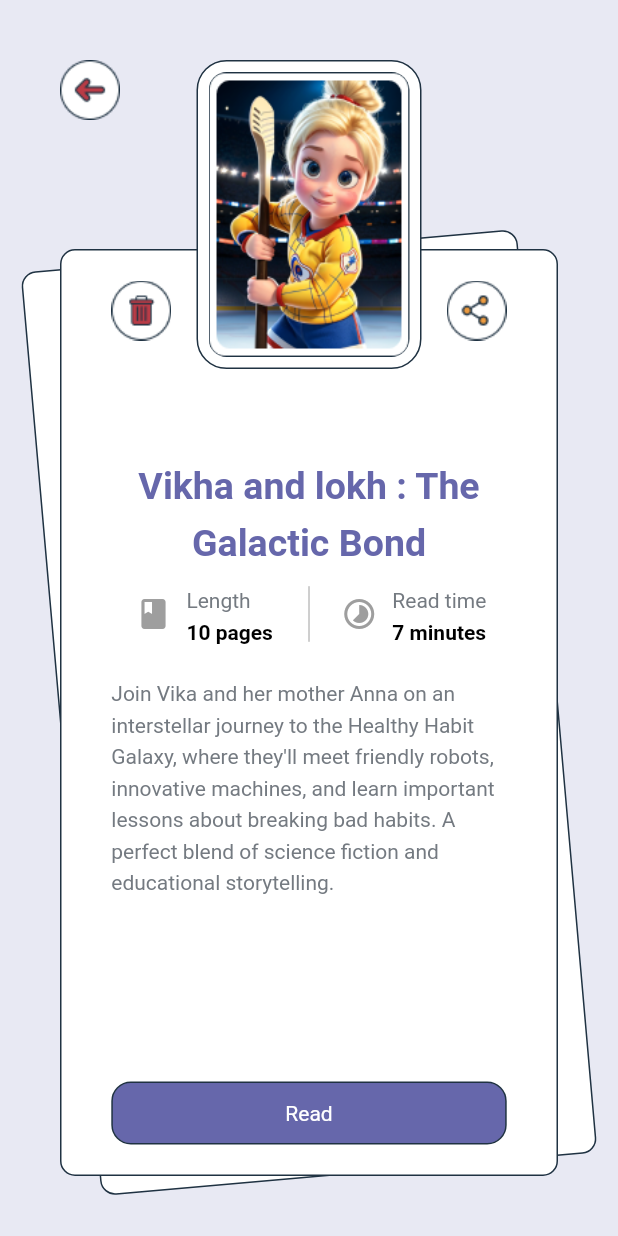
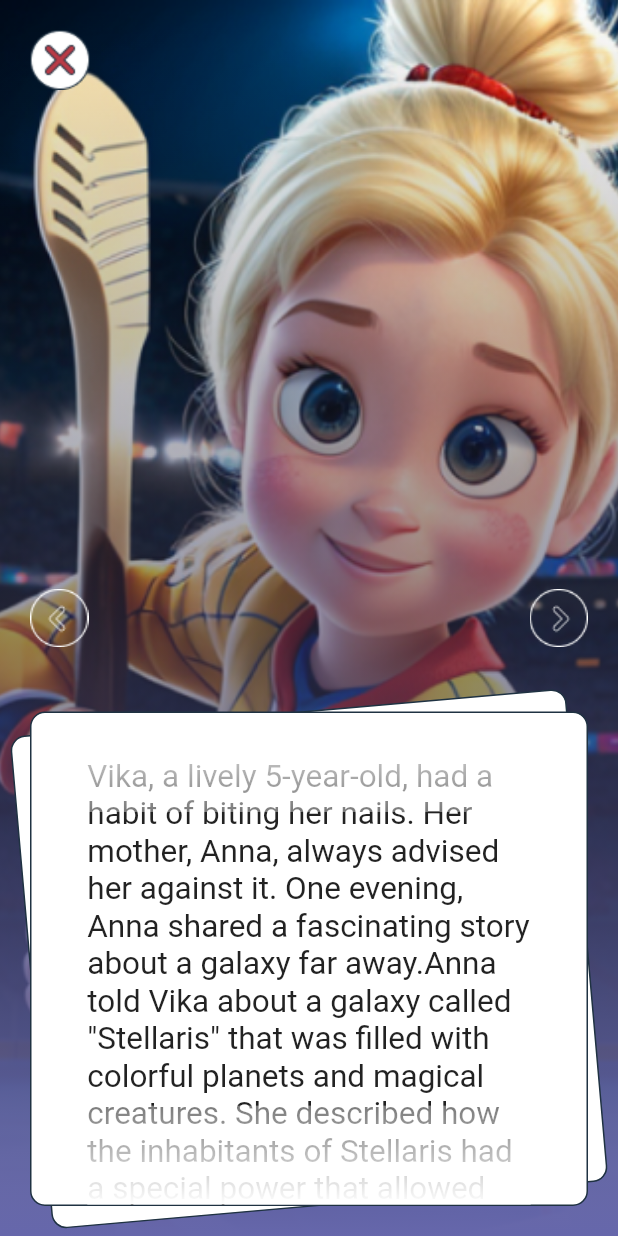
Before and after one commit to nsahsimon/dream_buddy, a Flutter app: the StoryScreen screen opened directly, after a tap on "Read", on a phone screen of 412 x 824 dp. Run offline on Flutter 3.47's test engine with Material 2 defaults, Android fonts, the phone set to English and light mode, and no system bars; our stand-ins replace google_fonts; missing offline and left inert: dart:ffi.

```diff
--- /dev/null
+++ b/lib/models/character/character.dart
@@ -0,0 +1,10 @@
+import 'package:flutter/material.dart';
+import 'package:flutter/material.dart';
+
+
+class Character {
+  String name;
+  Character({this.name = 'John'});
+
+   Widget get avatar => Image.asset("assets/characters/primary_character.png", scale: 0.4,);
+}
--- a/lib/models/story/story.dart
+++ b/lib/models/story/story.dart
@@ -4,12 +4,20 @@ class Story {
   String title;
   String imagePath;
   String description;
+  String text;
   int readTime = 7;
   int length = 10;
   Story({
     this.imagePath = "assets/images/vika.png" ,
     this.title = "Vikha and lokh : The Galactic Bond ",
-    this.description = "Join Vika and her mother Anna on an interstellar journey to the Healthy Habit Galaxy, where they'll meet friendly robots, innovative machines, and learn important lessons about breaking bad habits. A perfect blend of science fiction and educational storytelling."
+    this.description = "Join Vika and her mother Anna on an interstellar journey to the Healthy Habit Galaxy, where they'll meet friendly robots, innovative machines, and learn important lessons about breaking bad habits. A perfect blend of science fiction and educational storytelling.",
+    this.text = 'Vika, a lively 5-year-old, had a habit of biting her nails. Her mother, Anna, always advised her against it. One evening, Anna shared a fascinating story about a galaxy far away.'
+    'Anna told Vika about a galaxy called \"Stellaris\" that was filled with colorful planets and magical creatures. She described how the inhabitants of Stellaris had a special power that allowed them to shape the world around them with their thoughts and imagination.'
+    'In this galaxy, there was a planet named "Nailoria" where the creatures had long, beautiful nails that sparkled in all the colors of the rainbow. These magical nails were a symbol of strength and creativity.'
+    'As Anna continued the story, she explained that whenever someone on Nailoria bit their nails, it affected the magic of their planet. It caused the colors to fade, the creativity to diminish, and the energy to decrease. The Nailorians knew that by taking care of their nails, they could keep their planet vibrant and alive.'
+    'Vika\'s eyes widened with wonder as she imagined herself in this enchanting galaxy. Anna emphasized that by stopping her habit of nail-biting, Vika could help Nailoria thrive and be a part of the magical world she had just discovered.'
+    'From that day on, whenever Vika felt the urge to bite her nails, she would remember the story of Nailoria and the responsibility she had to keep her own "nail planet" beautiful and full of energy. With time and practice, Vika gradually overcame her habit, and her nails grew longer and healthier.'
+    'The story of Stellaris and Nailoria became a cherished tale in Vika\'s heart, reminding her of the power of imagination and the importance of taking care of herself. And so, she embarked on many more adventures in her mind, leaving nail-biting behind and embracing a world full of possibilities.'
   });
 
   String get readTimeStr => '$readTime minutes';
--- a/lib/screens/story_screen/components.dart
+++ /dev/null
@@ -1 +0,0 @@
-import 'package:flutter/material.dart';
--- /dev/null
+++ b/lib/screens/story_screen/components/story_background.dart
@@ -0,0 +1,46 @@
+import 'package:dream_buddy/constants.dart';
+import 'package:flutter/material.dart';
+
+class StoryBackground extends StatelessWidget {
+  String imagePath;
+  Widget child;
+  StoryBackground({required this.imagePath, required  this.child});
+
+  @override
+  Widget build(BuildContext context) {
+    return Scaffold(
+      body: Container(
+          clipBehavior: Clip.hardEdge,
+          decoration: BoxDecoration(
+            image: DecorationImage(
+              image: AssetImage(imagePath),
+              fit: BoxFit.cover,
+            ),
+            // border: Border.all(color: Color(0xFF1F3242)),
+          ),
+          child: Stack(
+            children: [
+              LayoutBuilder(
+                  builder: (context, constraints) {
+                    return Container(
+                      height:constraints.maxHeight,
+                      decoration: BoxDecoration(
+                        gradient: LinearGradient(
+                            begin: Alignment.bottomCenter,
+                            end: Alignment.topCenter,
+                            colors: [
+                              kAppColor,
+                              Colors.transparent
+                            ]
+                        ),
+                      ),
+                      child: child
+                    );
+                  }
+              ),
+            ],
+          )
+      ),
+    ) ;
+  }
+}
--- /dev/null
+++ b/lib/screens/story_screen/read_story.dart
@@ -0,0 +1,140 @@
+import 'package:dream_buddy/models/story/story.dart';
+import 'package:dream_buddy/screens/home_screen/home_screen.dart';
+import 'package:dream_buddy/screens/story_screen/components/story_background.dart';
+import 'package:dream_buddy/widgets/buttons/primary_back_button.dart';
+import 'package:dream_buddy/widgets/buttons/primary_button.dart';
+import 'package:dream_buddy/widgets/buttons/primary_cancel_button.dart';
+import 'package:dream_buddy/widgets/buttons/tertiary_button.dart';
+import 'package:dream_buddy/widgets/stacked_rot_container/stacked_rot_container.dart';
+import 'package:flutter/material.dart';
+
+
+class ReadStoryScreen extends StatefulWidget {
+  Story story;
+  ReadStoryScreen({required this.story});
+
+  @override
+  State<ReadStoryScreen> createState() => _ReadStoryScreenState();
+}
+
+class _ReadStoryScreenState extends State<ReadStoryScreen> {
+  @override
+  Widget build(BuildContext context) {
+    return StoryBackground(
+        imagePath:  widget.story.imagePath,
+        child: SafeArea(
+          child: LayoutBuilder(
+            builder: (context, constraints) {
+              double height = constraints.maxHeight;
+              double width = constraints.maxWidth;
+              double storyCardHeight = height * 0.4;
+              return Stack(
+                children: [
+                  Positioned(
+                    top: 20,
+                      left: 20,
+                      child: PrimaryCancelButton(
+                        onTap: (){
+                          Navigator.pop(context);
+                        },
+                      )),
+                  Align(
+                    alignment: Alignment.centerLeft,
+                    child: Padding(
+                      padding: const EdgeInsets.only(left: 20),
+                      child: GestureDetector(
+                        onTap: (){
+                          ///go to previous page
+                        },
+                        child: Image.asset("assets/buttons/story_prev.png"),
+                      ),
+                    )
+                  ),
+                  Align(
+                      alignment: Alignment.centerRight,
+                      child: Padding(
+                        padding: const EdgeInsets.only(right: 20),
+                        child: GestureDetector(
+                          onTap: (){
+                            ///go to previous page
+                          },
+                          child: Image.asset("assets/buttons/story_next.png"),
+                        ),
+                      )
+                  ),
+                  Align(
+                    alignment: Alignment.bottomCenter,
+                    child: Padding(
+                      padding: EdgeInsets.all(20),
+                      child: StackedRotContainers(
+                        height: storyCardHeight,
+                        child: Stack(
+                          children: [
+                            SingleChildScrollView(
+                              child: Column(
+                                children: [
+                                  SizedBox(height: 30),
+                                  Text(widget.story.text,
+                                  textScaleFactor: 1.5,
+                                  ),
+                                  SizedBox(height: 30),
+                                  PrimaryButton(
+                                    text: "Back to library",
+                                    onPressed: (){
+                                      Navigator.push(context, MaterialPageRoute(builder: (context) => HomeScreen()));
+                                    },
+                                  ),
+                                  SizedBox(height: 15),
+                                  TertiaryButton(
+                                    text: "Read the story again"
+                                  ),
+                                  SizedBox(height: 35)
+                                ]
+
+                              ),
+                            ),
+                            Align(
+                              alignment: Alignment.topCenter,
+                              child: Container(
+                                height: storyCardHeight * 0.2,
+                                decoration: BoxDecoration(
+                                  gradient:  LinearGradient(
+                                      begin: Alignment.bottomCenter,
+                                      end: Alignment.topCenter,
+                                      colors: [
+                                        Colors.white.withOpacity(0.4),
+                                        Colors.white,
+                                      ]
+                                  ),
+                                ),
+                              ),
+                            ),
+                            Align(
+                              alignment: Alignment.bottomCenter,
+                              child: Container(
+                                height: storyCardHeight * 0.2,
+                                decoration: BoxDecoration(
+                                  gradient:  LinearGradient(
+                                      begin: Alignment.bottomCenter,
+                                      end: Alignment.topCenter,
+                                      colors: [
+                                        Colors.white,
+                                        Colors.white.withOpacity(0.4),
+                                      ]
+                                  ),
+                                ),
+                              ),
+                            ),
+                          ],
+                        ),
+                      ) ,
+                    )
+                  )
+
+                ]
+              );
+            }
+          ),
+        ));
+  }
+}
--- a/lib/screens/story_screen/story_screen.dart
+++ b/lib/screens/story_screen/story_screen.dart
@@ -1,5 +1,6 @@
 import 'package:dream_buddy/constants.dart';
 import 'package:dream_buddy/models/story/story.dart';
+import 'package:dream_buddy/screens/story_screen/read_story.dart';
 import 'package:dream_buddy/widgets/buttons/delete_button.dart';
 import 'package:dream_buddy/widgets/buttons/primary_back_button.dart';
 import 'package:dream_buddy/widgets/buttons/primary_button.dart';
@@ -105,7 +106,9 @@ class StoryScreen extends StatelessWidget {
                               // Expanded(flex: 10, child: null),
                               PrimaryButton(
                                 text: "Read",
-                                onPressed: () {}
+                                onPressed: () {
+                                  Navigator.push(context, MaterialPageRoute(builder: (context) => ReadStoryScreen(story: story)));
+                                }
                               ),
                               SizedBox(height: 20)
 
@@ -141,7 +144,10 @@ class StoryScreen extends StatelessWidget {
                   ),
                   Align(
                     alignment: Alignment.topLeft,
-                    child: PrimaryBackButton(onTap: (){}),
+                    child: PrimaryBackButton(
+                        onTap: (){
+                          Navigator.pop(context);
+                        }),
                   )
                 ],
               ),
```
Also changed, not shown: lib/screens/create_story/components/create_story_layout.dart (+2 -7 lines), lib/screens/home_screen/home_screen.dart (+6 -1 lines), lib/screens/settings/menu.dart (added, +120 -0 lines), lib/widgets/star_tracker/star_tracker.dart (added, +20 -0 lines), assets/buttons/story_next.png (added), assets/buttons/story_prev.png (added), assets/images/vika.png.
